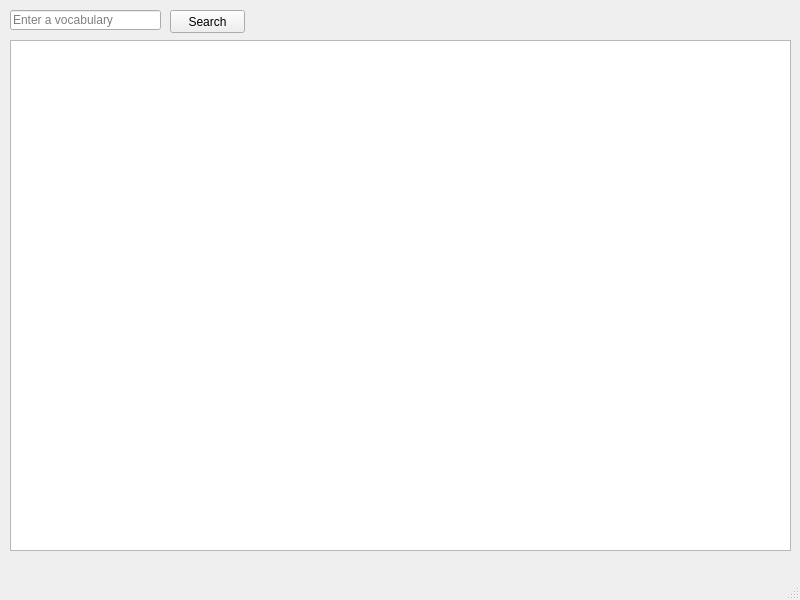
First picture: the form in ui/dictionary.ui, repository pystander/Word-Sea, before the edit.
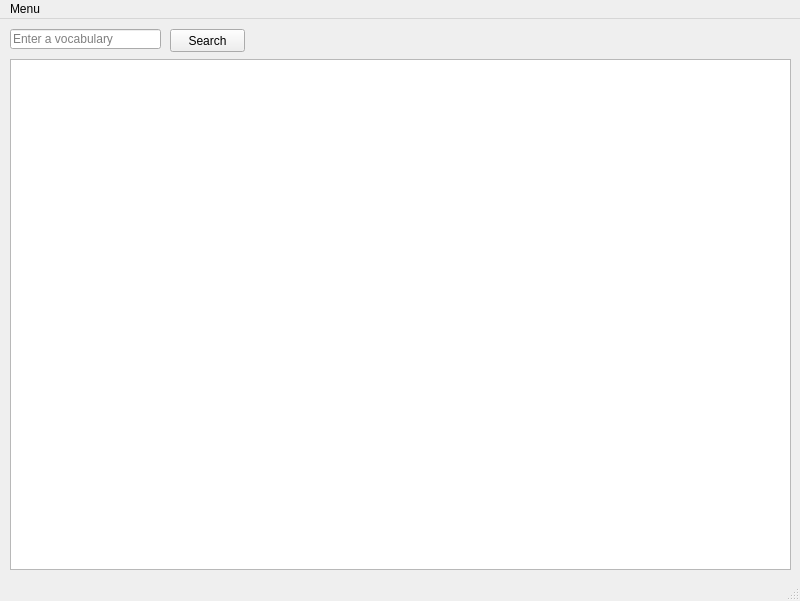
Second picture: the form after the edit.

What changed in the file:
```diff
--- a/ui/dictionary.ui
+++ b/ui/dictionary.ui
@@ -7,7 +7,7 @@
     <x>0</x>
     <y>0</y>
     <width>800</width>
-    <height>600</height>
+    <height>601</height>
    </rect>
   </property>
   <property name="windowTitle">
@@ -33,17 +33,7 @@
      <bool>true</bool>
     </property>
    </widget>
-   <widget class="QListView" name="listView">
-    <property name="geometry">
-     <rect>
-      <x>10</x>
-      <y>40</y>
-      <width>781</width>
-      <height>511</height>
-     </rect>
-    </property>
-   </widget>
-   <widget class="QPushButton" name="pushButton">
+   <widget class="QPushButton" name="search_button">
     <property name="geometry">
      <rect>
       <x>170</x>
@@ -56,6 +46,16 @@
      <string>Search</string>
     </property>
    </widget>
+   <widget class="QListWidget" name="cluster_list">
+    <property name="geometry">
+     <rect>
+      <x>10</x>
+      <y>40</y>
+      <width>781</width>
+      <height>511</height>
+     </rect>
+    </property>
+   </widget>
   </widget>
   <widget class="QMenuBar" name="menubar">
    <property name="geometry">
@@ -66,6 +66,13 @@
      <height>21</height>
     </rect>
    </property>
+   <widget class="QMenu" name="menu">
+    <property name="title">
+     <string>Menu</string>
+    </property>
+    <addaction name="action_add"/>
+   </widget>
+   <addaction name="menu"/>
   </widget>
   <widget class="QStatusBar" name="statusbar"/>
  </widget>
```
Left out of the diff: 11 changed lines with no effect on the pictures.
